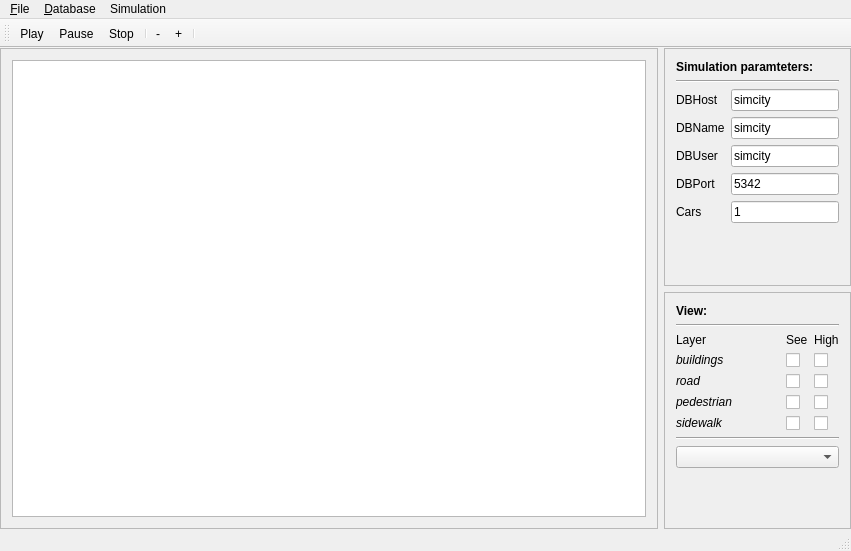
First picture: the form in src/View/SimCityWindow.ui, repository fiedukow/SimCity2013, before the edit.
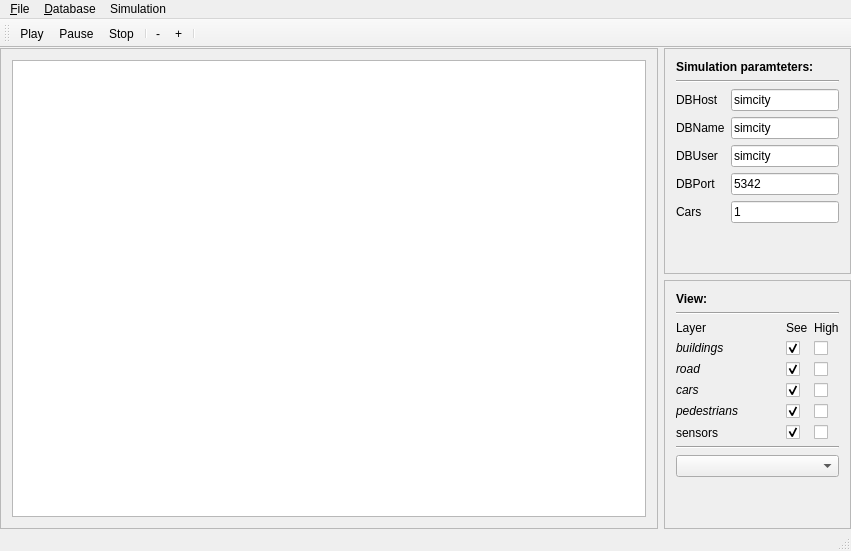
Second picture: the form after the edit.

```diff
--- a/src/View/SimCityWindow.ui
+++ b/src/View/SimCityWindow.ui
@@ -218,10 +218,20 @@
                     <property name="margin">
                      <number>0</number>
                     </property>
+                    <item row="3" column="1">
+                     <widget class="QCheckBox" name="seeCarsCB">
+                      <property name="text">
+                       <string/>
+                      </property>
+                      <property name="checked">
+                       <bool>true</bool>
+                      </property>
+                     </widget>
+                    </item>
                     <item row="3" column="0">
                      <widget class="QLabel" name="label_8">
                       <property name="text">
-                       <string>&lt;i&gt;pedestrian&lt;/i&gt;</string>
+                       <string>&lt;i&gt;cars&lt;/i&gt;</string>
                       </property>
                      </widget>
                     </item>
@@ -269,7 +279,7 @@
                     <item row="4" column="0">
                      <widget class="QLabel" name="label_9">
                       <property name="text">
-                       <string>&lt;i&gt;sidewalk&lt;/i&gt;</string>
+                       <string>&lt;i&gt;pedestrians&lt;/i&gt;</string>
                       </property>
                      </widget>
                     </item>
@@ -278,6 +288,9 @@
                       <property name="text">
                        <string/>
                       </property>
+                      <property name="checked">
+                       <bool>true</bool>
+                      </property>
                      </widget>
                     </item>
                     <item row="2" column="1">
@@ -285,12 +298,8 @@
                       <property name="text">
                        <string/>
                       </property>
-                     </widget>
-                    </item>
-                    <item row="3" column="1">
-                     <widget class="QCheckBox" name="checkBox_3">
-                      <property name="text">
-                       <string/>
+                      <property name="checked">
+                       <bool>true</bool>
                       </property>
                      </widget>
                     </item>
@@ -299,6 +308,9 @@
                       <property name="text">
                        <string/>
                       </property>
+                      <property name="checked">
+                       <bool>true</bool>
+                      </property>
                      </widget>
                     </item>
                     <item row="1" column="2">
@@ -329,6 +341,33 @@
                       </property>
                      </widget>
                     </item>
+                    <item row="5" column="0">
+                     <widget class="QLabel" name="label_15">
+                      <property name="text">
+                       <string>sensors</string>
+                      </property>
+                     </widget>
+                    </item>
+                    <item row="5" column="1">
+                     <widget class="QCheckBox" name="seeSensorsCB">
+                      <property name="text">
+                       <string/>
+                      </property>
+                      <property name="checked">
+                       <bool>true</bool>
+                      </property>
+                      <property name="tristate">
+                       <bool>false</bool>
+                      </property>
+                     </widget>
+                    </item>
+                    <item row="5" column="2">
+                     <widget class="QCheckBox" name="checkBox_10">
+                      <property name="text">
+                       <string/>
+                      </property>
+                     </widget>
+                    </item>
                    </layout>
                   </widget>
                  </item>
```
Left out of the diff: 6 changed lines with no effect on the pictures.
